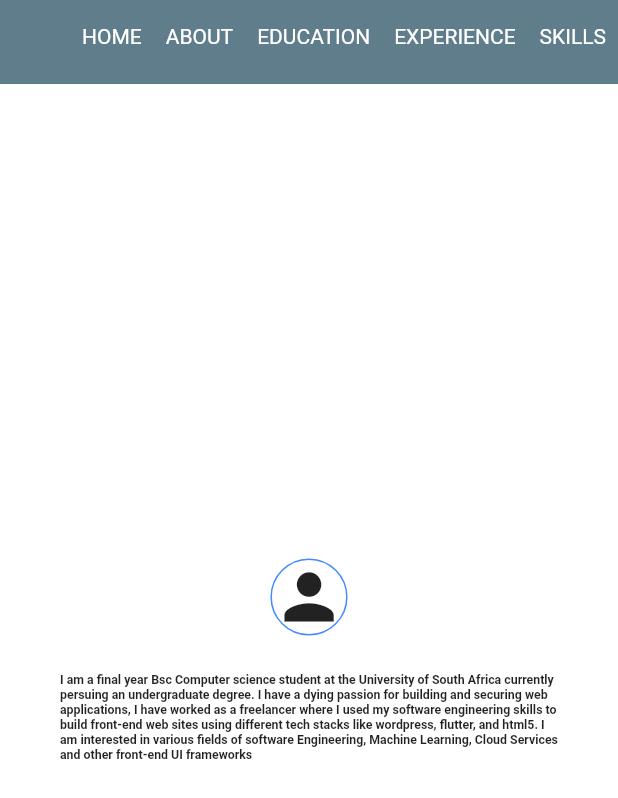
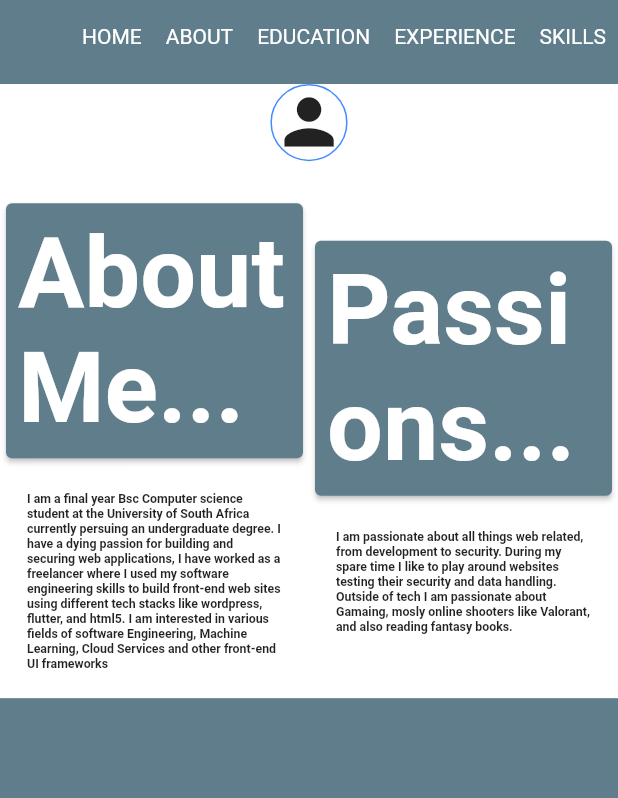
Before and after one commit to haizenburg/flutter_portfolio, a Flutter app: the AboutPage screen opened directly, on a phone screen of 412 x 824 dp. Shown: the top 798 px of the screen. Run offline on Flutter 3.47's test engine with Material 2 defaults, Android fonts, the phone set to English and light mode, and no system bars; our stand-ins replace flutter_svg, font_awesome_flutter.

Commit message:
!added experience page, change about

```diff
--- a/lib/about.dart
+++ b/lib/about.dart
@@ -11,7 +11,8 @@ class AboutPage extends StatelessWidget {
     return Scaffold(
       backgroundColor: Colors.blueGrey,
       appBar: appBar(context),
-      body: Container(
+      body: SingleChildScrollView(
+        child: Container(
           color: Colors.white,
           child: Column(
             mainAxisAlignment: MainAxisAlignment.center,
@@ -29,16 +30,96 @@ class AboutPage extends StatelessWidget {
               SizedBox(
                 height: 24.0,
               ),
+              Row(
+                children: [
+                  Expanded(
+                    child: Column(
+                      children: [
+                        Card(
+                          color: Colors.blueGrey,
+                          child: Column(
+                            children: [
                               Padding(
-              padding: const EdgeInsets.only(left: 40.0, right: 40.0),
+                                padding: const EdgeInsets.all(8.0),
                                 child: Text(
-                KaboutMe,
+                                  'About Me...',
                                   style: TextStyle(
-                    fontSize: MediaQuery.of(context).size.width * 0.02,
+                                      color: Colors.white,
+                                      fontSize:
+                                          MediaQuery.of(context).size.height *
+                                              0.08,
                                       fontFamily: 'Roboto',
                                       fontWeight: FontWeight.w600),
                                 ),
                               ),
+                            ],
+                          ),
+                          elevation: 1.5,
+                        ),
+                        Padding(
+                          padding: const EdgeInsets.all(18.0),
+                          child: Text(
+                            KaboutMe,
+                            style: TextStyle(
+                                fontSize:
+                                    MediaQuery.of(context).size.width * 0.02,
+                                fontFamily: 'Roboto',
+                                fontWeight: FontWeight.w600),
+                          ),
+                        ),
+                      ],
+                    ),
+                  ),
+                  Expanded(
+                    child: Column(
+                      children: [
+                        Card(
+                          color: Colors.blueGrey,
+                          child: Column(
+                            children: [
+                              Padding(
+                                padding: const EdgeInsets.all(8.0),
+                                child: Text(
+                                  'Passions...',
+                                  style: TextStyle(
+                                      color: Colors.white,
+                                      fontSize:
+                                          MediaQuery.of(context).size.height *
+                                              0.08,
+                                      fontFamily: 'Roboto',
+                                      fontWeight: FontWeight.w600),
+                                ),
+                              ),
+                            ],
+                          ),
+                          elevation: 1.5,
+                        ),
+                        Padding(
+                          padding: const EdgeInsets.all(18.0),
+                          child: Text(
+                            Kpassions,
+                            style: TextStyle(
+                                fontSize:
+                                    MediaQuery.of(context).size.width * 0.02,
+                                fontFamily: 'Roboto',
+                                fontWeight: FontWeight.w600),
+                          ),
+                        ),
+                      ],
+                    ),
+                  ),
+                ],
+              ),
+              // Padding(
+              //   padding: const EdgeInsets.only(left: 40.0, right: 40.0),
+              //   child: Text(
+              //     KaboutMe,
+              //     style: TextStyle(
+              //         fontSize: MediaQuery.of(context).size.width * 0.02,
+              //         fontFamily: 'Roboto',
+              //         fontWeight: FontWeight.w600),
+              //   ),
+              // ),
               Container(
                 child: Row(
                   children: [],
@@ -47,6 +128,7 @@ class AboutPage extends StatelessWidget {
             ],
           ),
         ),
+      ),
     );
   }
 }
--- a/lib/constants/styles.dart
+++ b/lib/constants/styles.dart
@@ -10,3 +10,5 @@ TextStyle ktextStyle(context, size) {
 
 const String KaboutMe =
     '''I am a final year Bsc Computer science student at the University of South Africa currently persuing an undergraduate degree. I have a dying passion for building and securing web applications, I have worked as a freelancer where I used my software engineering skills to build front-end web sites using different tech stacks like wordpress, flutter, and html5. I am interested in various fields of software Engineering, Machine Learning, Cloud Services and other front-end UI frameworks''';
+const String Kpassions =
+    '''I am passionate about all things web related, from development to security. During my spare time I like to play around websites testing their security and data handling. Outside of tech I am passionate about Gamaing, mosly online shooters like Valorant, and also reading fantasy books. ''';
--- a/lib/constants/widgets.dart
+++ b/lib/constants/widgets.dart
@@ -1,6 +1,7 @@
 import 'package:flutter/material.dart';
 import 'package:flutter_portfolio/about.dart';
 import 'package:flutter_portfolio/education.dart';
+import 'package:flutter_portfolio/experience.dart';
 import 'package:flutter_portfolio/main.dart';
 import 'package:flutter_portfolio/nothing.dart';
 import 'package:flutter_portfolio/skills.dart';
@@ -57,7 +58,7 @@ AppBar appBar(context) {
           child: GestureDetector(
               onTap: () {
                 Navigator.of(context).pushAndRemoveUntil(
-                    MaterialPageRoute(builder: (context) => NothingPage()),
+                    MaterialPageRoute(builder: (context) => ExpPage()),
                     (route) => false);
               },
               child: Text('EXPERIENCE')),
--- a/lib/main.dart
+++ b/lib/main.dart
@@ -3,6 +3,7 @@ import 'package:flutter_portfolio/about.dart';
 import 'package:flutter_portfolio/constants/styles.dart';
 import 'package:flutter_portfolio/constants/widgets.dart';
 import 'package:flutter_portfolio/education.dart';
+import 'package:flutter_portfolio/experience.dart';
 import 'package:flutter_portfolio/skills.dart';
 
 void main() {
```
Also changed, not shown: lib/experience.dart (added, +107 -0 lines). Lines whose indentation alone changed are shown as unchanged.
